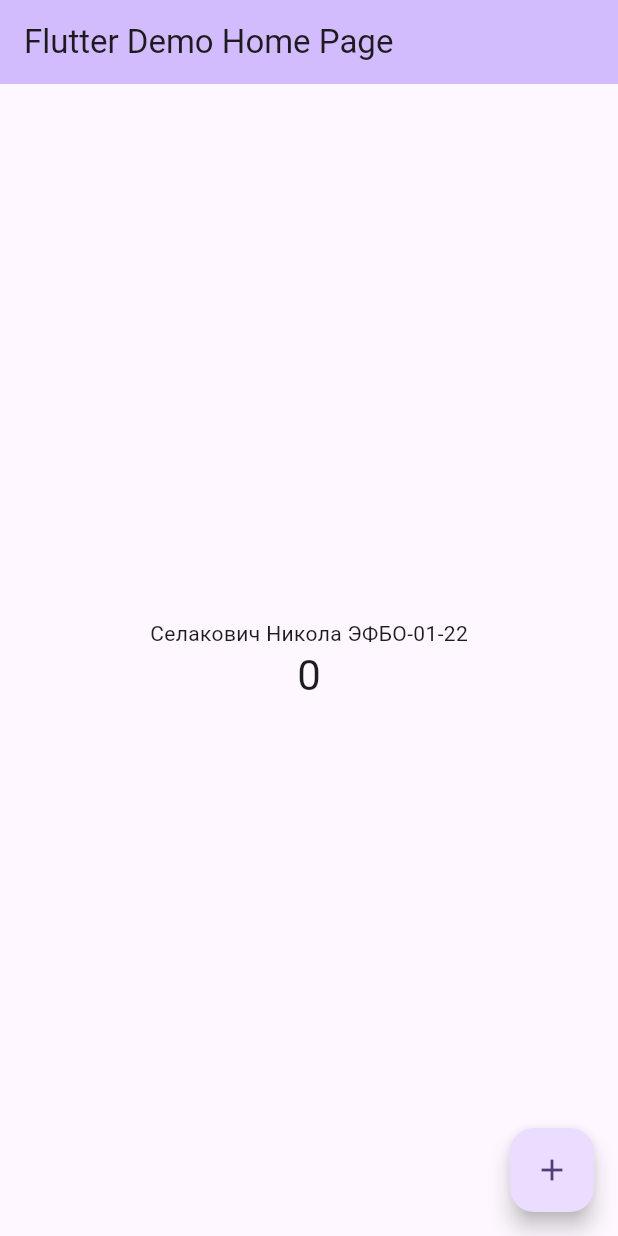
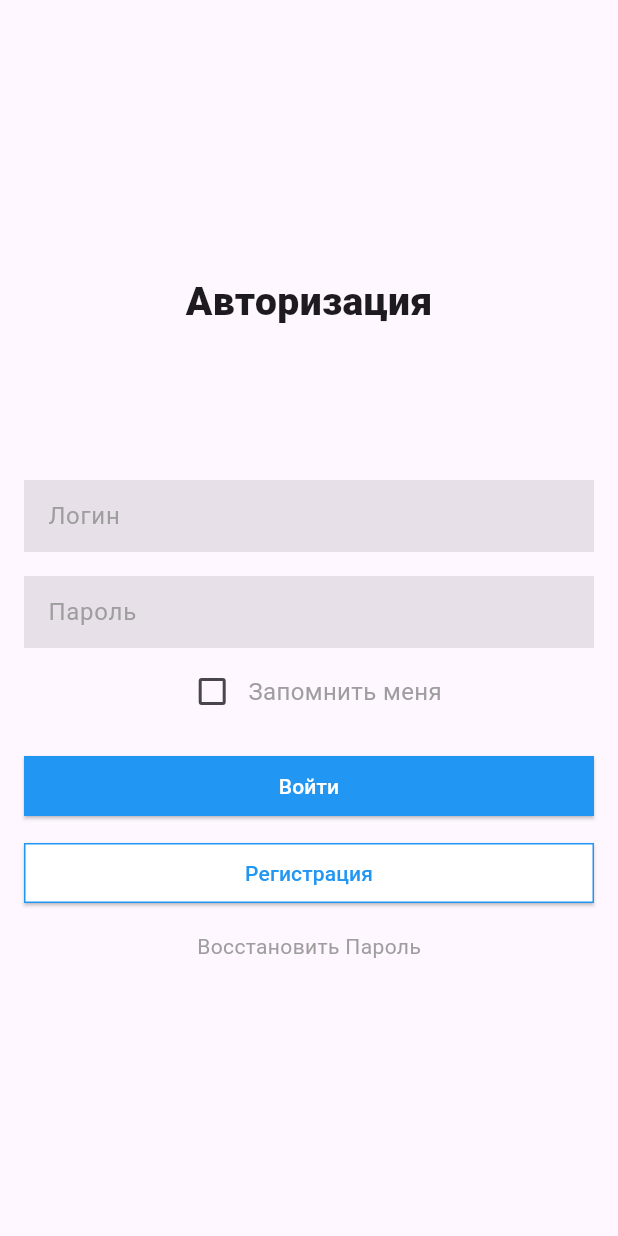
Before and after one commit to nikolaselak/mirea-flutter, a Flutter app: the screen it shows after launch, on a phone screen of 412 x 824 dp. Run offline on Flutter 3.47's test engine with Material 3 defaults, Android fonts, the phone set to English and light mode, and no system bars.

Commit message:
done: 2nd practice

```diff
--- a/lib/main.dart
+++ b/lib/main.dart
@@ -7,119 +7,107 @@ void main() {
 class MyApp extends StatelessWidget {
   const MyApp({super.key});
 
-  // This widget is the root of your application.
   @override
   Widget build(BuildContext context) {
     return MaterialApp(
         title: 'Flutter Demo',
         theme: ThemeData(
-        // This is the theme of your application.
-        //
-        // TRY THIS: Try running your application with "flutter run". You'll see
-        // the application has a purple toolbar. Then, without quitting the app,
-        // try changing the seedColor in the colorScheme below to Colors.green
-        // and then invoke "hot reload" (save your changes or press the "hot
-        // reload" button in a Flutter-supported IDE, or press "r" if you used
-        // the command line to start the app).
-        //
-        // Notice that the counter didn't reset back to zero; the application
-        // state is not lost during the reload. To reset the state, use hot
-        // restart instead.
-        //
-        // This works for code too, not just values: Most code changes can be
-        // tested with just a hot reload.
           colorScheme: ColorScheme.fromSeed(seedColor: Colors.deepPurple),
           useMaterial3: true,
         ),
-      home: const MyHomePage(title: 'Flutter Demo Home Page'),
-    );
+        home: const AuthForm());
   }
 }
 
-class MyHomePage extends StatefulWidget {
-  const MyHomePage({super.key, required this.title});
-
-  // This widget is the home page of your application. It is stateful, meaning
-  // that it has a State object (defined below) that contains fields that affect
-  // how it looks.
-
-  // This class is the configuration for the state. It holds the values (in this
-  // case the title) provided by the parent (in this case the App widget) and
-  // used by the build method of the State. Fields in a Widget subclass are
-  // always marked "final".
-
-  final String title;
-
-  @override
-  State<MyHomePage> createState() => _MyHomePageState();
-}
-
-class _MyHomePageState extends State<MyHomePage> {
-  int _counter = 0;
-
-  void _incrementCounter() {
-    setState(() {
-      // This call to setState tells the Flutter framework that something has
-      // changed in this State, which causes it to rerun the build method below
-      // so that the display can reflect the updated values. If we changed
-      // _counter without calling setState(), then the build method would not be
-      // called again, and so nothing would appear to happen.
-      _counter++;
-    });
-  }
+class AuthForm extends StatelessWidget {
+  const AuthForm({super.key});
 
   @override
   Widget build(BuildContext context) {
-    // This method is rerun every time setState is called, for instance as done
-    // by the _incrementCounter method above.
-    //
-    // The Flutter framework has been optimized to make rerunning build methods
-    // fast, so that you can just rebuild anything that needs updating rather
-    // than having to individually change instances of widgets.
     return Scaffold(
-      appBar: AppBar(
-        // TRY THIS: Try changing the color here to a specific color (to
-        // Colors.amber, perhaps?) and trigger a hot reload to see the AppBar
-        // change color while the other colors stay the same.
-        backgroundColor: Theme.of(context).colorScheme.inversePrimary,
-        // Here we take the value from the MyHomePage object that was created by
-        // the App.build method, and use it to set our appbar title.
-        title: Text(widget.title),
+        body: Padding(
+      padding: const EdgeInsets.all(16.0),
+      child: Column(
+        mainAxisAlignment: MainAxisAlignment.center,
+        children: [
+          const Text(
+            'Авторизация',
+            style: TextStyle(
+              fontWeight: FontWeight.w800,
+              fontSize: 26,
             ),
-      body: Center(
-        // Center is a layout widget. It takes a single child and positions it
-        // in the middle of the parent.
-        child: Column(
-          // Column is also a layout widget. It takes a list of children and
-          // arranges them vertically. By default, it sizes itself to fit its
-          // children horizontally, and tries to be as tall as its parent.
-          //
-          // Column has various properties to control how it sizes itself and
-          // how it positions its children. Here we use mainAxisAlignment to
-          // center the children vertically; the main axis here is the vertical
-          // axis because Columns are vertical (the cross axis would be
-          // horizontal).
-          //
-          // TRY THIS: Invoke "debug painting" (choose the "Toggle Debug Paint"
-          // action in the IDE, or press "p" in the console), to see the
-          // wireframe for each widget.
+          ),
+          const SizedBox(height: 100), // margin bottom 100
+          const TextField(
+            decoration: InputDecoration(
+                border: InputBorder.none,
+                hintText: 'Логин',
+                hintStyle: TextStyle(color: Colors.grey),
+                filled: true),
+          ),
+          const SizedBox(height: 16),
+          const TextField(
+            decoration: InputDecoration(
+                border: InputBorder.none,
+                hintText: 'Пароль',
+                hintStyle: TextStyle(color: Colors.grey),
+                filled: true),
+          ),
+          const SizedBox(height: 5),
+          Row(
             mainAxisAlignment: MainAxisAlignment.center,
-          children: <Widget>[
+            children: [
+              Checkbox(value: false, onChanged: (bool? value) {}),
               const Text(
-              'Селакович Никола ЭФБО-01-22',
-            ),
-            Text(
-              '$_counter',
-              style: Theme.of(context).textTheme.headlineMedium,
+                'Запомнить меня',
+                style: TextStyle(color: Colors.grey, fontSize: 16),
               ),
             ],
           ),
+          const SizedBox(height: 15),
+          SizedBox(
+            width: double.infinity,
+            child: ElevatedButton(
+              style: ElevatedButton.styleFrom(
+                backgroundColor: Colors.blue,
+                shape: const RoundedRectangleBorder(
+                  borderRadius: BorderRadius.zero, // Прямоугольная форма
                 ),
-      floatingActionButton: FloatingActionButton(
-        onPressed: _incrementCounter,
-        tooltip: 'Increment',
-        child: const Icon(Icons.add),
-      ), // This trailing comma makes auto-formatting nicer for build methods.
-    );
+              ),
+              onPressed: () {},
+              child: const Text(
+                'Войти',
+                style: TextStyle(color: Colors.white),
+              ),
+            ),
+          ),
+          const SizedBox(height: 10),
+          SizedBox(
+            width: double.infinity,
+            child: ElevatedButton(
+              style: ElevatedButton.styleFrom(
+                backgroundColor: Colors.white,
+                shape: const RoundedRectangleBorder(
+                    borderRadius: BorderRadius.zero,
+                    side: BorderSide(color: Colors.blue)),
+              ),
+              onPressed: () {},
+              child: const Text(
+                'Регистрация',
+                style: TextStyle(color: Colors.blue),
+              ),
+            ),
+          ),
+          const SizedBox(height: 15),
+          GestureDetector(
+            onTap: () {},
+            child: const Text(
+              'Восстановить Пароль',
+              style: TextStyle(color: Colors.grey),
+            ),
+          ),
+        ],
+      ),
+    ));
   }
 }
```
Lines whose indentation alone changed are shown as unchanged.
